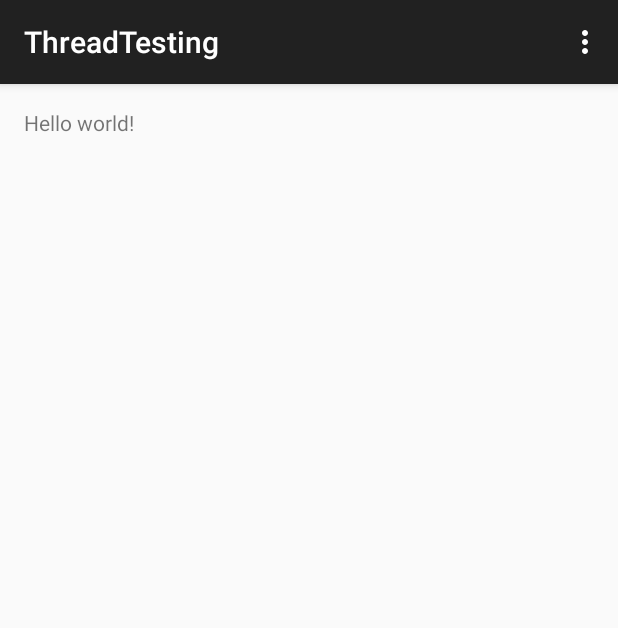
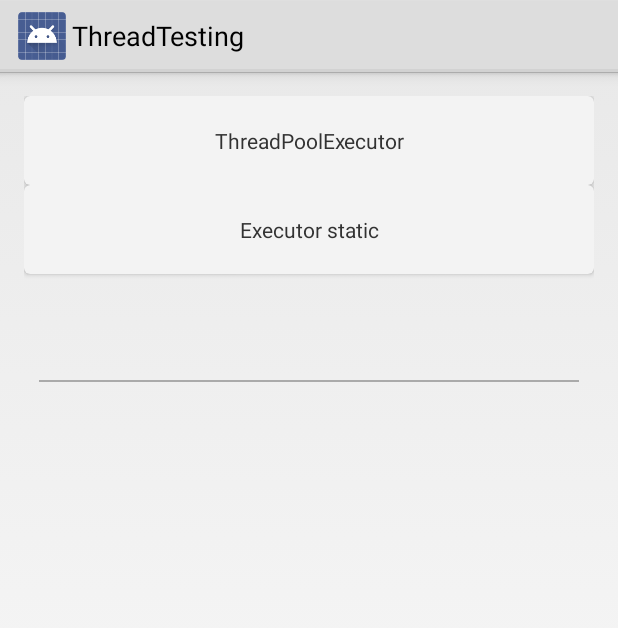
Before and after one commit to YomiRY/Thread_Testing, an Android app: the screen it shows after launch (MainActivity), on a phone screen of 412 x 824 dp. Shown: the top 628 px of the screen. Run offline under Robolectric (Android 15) with nearby library versions, the phone set to English and light mode, and no system bars.

Commit message:
Add static Executor and ThreadPoolExecutor example

```diff
--- a/MyApplication/app/build.gradle
+++ b/MyApplication/app/build.gradle
@@ -21,5 +21,7 @@ android {
 
 dependencies {
     compile fileTree(dir: 'libs', include: ['*.jar'])
-    compile 'com.android.support:appcompat-v7:22.1.1'
+    compile 'com.android.support:cardview-v7:+'
+    compile 'com.android.support:recyclerview-v7:+'
+    compile 'com.android.support:palette-v7:+'
 }
--- a/MyApplication/app/src/main/AndroidManifest.xml
+++ b/MyApplication/app/src/main/AndroidManifest.xml
@@ -1,6 +1,7 @@
 <?xml version="1.0" encoding="utf-8"?>
 <manifest xmlns:android="http://schemas.android.com/apk/res/android"
     package="com.example.administrator.threadtesting" >
+
 
     <application
         android:allowBackup="true"
--- /dev/null
+++ b/MyApplication/app/src/main/java/com/example/administrator/threadtesting/IOnItemClickListener.java
@@ -0,0 +1,6 @@
+package com.example.administrator.threadtesting;
+
+import android.view.View;
+public interface IOnItemClickListener {
+    void onItemClick(View view, int pos);
+}
--- a/MyApplication/app/src/main/java/com/example/administrator/threadtesting/MainActivity.java
+++ b/MyApplication/app/src/main/java/com/example/administrator/threadtesting/MainActivity.java
@@ -1,38 +1,109 @@
 package com.example.administrator.threadtesting;
 
-import android.support.v7.app.ActionBarActivity;
+import android.app.Activity;
 import android.os.Bundle;
-import android.view.Menu;
-import android.view.MenuItem;
+import android.support.v7.widget.LinearLayoutManager;
+import android.support.v7.widget.RecyclerView;
+import android.text.method.ScrollingMovementMethod;
+import android.util.Log;
+import android.view.View;
+import android.widget.TextView;
+import com.example.administrator.threadtesting.adapter.ThreadTestCaseAdapter;
+
+import java.util.Objects;
+import java.util.concurrent.ExecutorService;
+import java.util.concurrent.Executors;
+import java.util.concurrent.LinkedBlockingDeque;
+import java.util.concurrent.LinkedBlockingQueue;
+import java.util.concurrent.ThreadPoolExecutor;
+import java.util.concurrent.TimeUnit;
+import java.util.concurrent.locks.Lock;
 
 
-public class MainActivity extends ActionBarActivity {
+public class MainActivity extends Activity implements IOnItemClickListener {
+
+    private RecyclerView mRvThreadTestCase;
+    private TextView mTvTestCaseResult;
+
+    private ThreadTestCaseAdapter mAdapter;
+    private Object mLock = new Object();
 
     @Override
     protected void onCreate(Bundle savedInstanceState) {
         super.onCreate(savedInstanceState);
         setContentView(R.layout.activity_main);
+
+        findView();
+        setListener();
+        init();
+    }
+
+    private void findView() {
+        mRvThreadTestCase = (RecyclerView) findViewById(R.id.rv_test_case);
+        mTvTestCaseResult = (TextView) findViewById(R.id.tv_test_result);
+    }
+
+    private void setListener() {
+
+    }
+
+    private void init() {
+        mAdapter = new ThreadTestCaseAdapter(this, getResources().getStringArray(R.array.test_case_array));
+
+        mAdapter.setOnItemClickListener(this);
+        mTvTestCaseResult.setMovementMethod(new ScrollingMovementMethod());
+        mRvThreadTestCase.setAdapter(mAdapter);
+        mRvThreadTestCase.setLayoutManager(new LinearLayoutManager(this));
     }
 
     @Override
-    public boolean onCreateOptionsMenu(Menu menu) {
-        // Inflate the menu; this adds items to the action bar if it is present.
-        getMenuInflater().inflate(R.menu.menu_main, menu);
-        return true;
+    public void onItemClick(View view, int pos) {
+        mTvTestCaseResult.setText("");
+
+        switch(pos) {
+            case 0: {
+                int coreNums = Runtime.getRuntime().availableProcessors();
+                int keepAliveTime = 1;
+                TimeUnit timeUnit = TimeUnit.SECONDS;
+                LinkedBlockingQueue<Runnable> workingQueue = new LinkedBlockingQueue<>();
+                ThreadPoolExecutor poolExecutor = new ThreadPoolExecutor(coreNums, coreNums, keepAliveTime, timeUnit, workingQueue);
+
+                for(int i = 0 ; i < 20 ; i++) {
+                    poolExecutor.execute(createTestRunnable(i));
+                }
+            }
+            break;
+
+            case 1: {
+                ExecutorService executor = Executors.newCachedThreadPool();
+                final StringBuilder result = new StringBuilder("");
+
+                for(int i = 0 ; i < 20 ; i++) {
+                    executor.execute(createTestRunnable(i));
+                }
+            }
+            break;
+        }
     }
 
-    @Override
-    public boolean onOptionsItemSelected(MenuItem item) {
-        // Handle action bar item clicks here. The action bar will
-        // automatically handle clicks on the Home/Up button, so long
-        // as you specify a parent activity in AndroidManifest.xml.
-        int id = item.getItemId();
+    private Runnable createTestRunnable(final int index) {
+       Runnable taskRunnable = new Runnable() {
+            @Override
+            public void run() {
+                Log.d("Yomi", "index = " + index);
+                synchronized (mLock) {
+                    Log.d("Yomi", "inside critical section " + index);
+                    runOnUiThread(new Runnable() {
+                        @Override
+                        public void run() {
+                            mTvTestCaseResult.append(index + "\n");
+                        }
+                    });
+                }
+            }
+        };
 
-        //noinspection SimplifiableIfStatement
-        if (id == R.id.action_settings) {
-            return true;
-        }
+        return taskRunnable;
+    }
 
-        return super.onOptionsItemSelected(item);
-    }
 }
--- /dev/null
+++ b/MyApplication/app/src/main/java/com/example/administrator/threadtesting/adapter/ThreadTestCaseAdapter.java
@@ -0,0 +1,74 @@
+package com.example.administrator.threadtesting.adapter;
+
+import android.content.Context;
+import android.content.DialogInterface;
+import android.support.v7.widget.RecyclerView;
+import android.view.LayoutInflater;
+import android.view.View;
+import android.view.ViewGroup;
+import android.widget.TextView;
+
+import com.example.administrator.threadtesting.IOnItemClickListener;
+import com.example.administrator.threadtesting.R;
+
+public class ThreadTestCaseAdapter extends RecyclerView.Adapter<ThreadTestCaseAdapter.ViewHolder> {
+
+    private Context mCtx;
+    private IOnItemClickListener mListener;
+    private String[] mTestCaseList;
+
+    public ThreadTestCaseAdapter(Context ctx, String[] testCaseList) {
+        this.mCtx = ctx;
+        this.mTestCaseList = testCaseList;
+    }
+
+    public void setOnItemClickListener(IOnItemClickListener listener) {
+        this.mListener = listener;
+    }
+
+    @Override
+    public ViewHolder onCreateViewHolder(ViewGroup parent, int viewType) {
+        View itemView = LayoutInflater.from(mCtx).inflate(R.layout.test_case_item_view, null);
+        ViewHolder viewHolder = new ViewHolder(itemView);
+
+        return viewHolder;
+    }
+
+    @Override
+    public void onBindViewHolder(ViewHolder holder, int position) {
+        holder.testCaseItem.setText(mTestCaseList[position]);
+        holder.setPos(position);
+    }
+
+    @Override
+    public int getItemCount() {
+        return mTestCaseList.length;
+    }
+
+    public class ViewHolder extends RecyclerView.ViewHolder implements View.OnClickListener {
+        public TextView testCaseItem;
+
+        private View mItemView;
+        private int mPos;
+
+        public ViewHolder(View itemView) {
+            super(itemView);
+
+            this.mItemView = itemView;
+            this.testCaseItem = (TextView) itemView.findViewById(R.id.tv_test_case_item);
+
+            mItemView.setOnClickListener(this);
+        }
+
+        public void setPos(int pos) {
+            mPos = pos;
+        }
+
+        @Override
+        public void onClick(View v) {
+            if (mListener != null && mPos >= 0) {
+                mListener.onItemClick(mItemView, mPos);
+            }
+        }
+    }
+}
--- a/MyApplication/app/src/main/res/layout/activity_main.xml
+++ b/MyApplication/app/src/main/res/layout/activity_main.xml
@@ -1,11 +1,32 @@
-<RelativeLayout xmlns:android="http://schemas.android.com/apk/res/android"
-    xmlns:tools="http://schemas.android.com/tools" android:layout_width="match_parent"
-    android:layout_height="match_parent" android:paddingLeft="@dimen/activity_horizontal_margin"
+<LinearLayout xmlns:android="http://schemas.android.com/apk/res/android"
+    xmlns:tools="http://schemas.android.com/tools"
+    android:layout_width="match_parent"
+    android:layout_height="match_parent"
+    android:paddingBottom="@dimen/activity_vertical_margin"
+    android:paddingLeft="@dimen/activity_horizontal_margin"
     android:paddingRight="@dimen/activity_horizontal_margin"
     android:paddingTop="@dimen/activity_vertical_margin"
-    android:paddingBottom="@dimen/activity_vertical_margin" tools:context=".MainActivity">
+    tools:context=".MainActivity"
+    android:orientation="vertical">
+    <android.support.v7.widget.RecyclerView
+        android:id="@+id/rv_test_case"
+        android:layout_height="0dp"
+        android:layout_width="wrap_content"
+        android:layout_weight="0.2" />
 
-    <TextView android:text="@string/hello_world" android:layout_width="wrap_content"
-        android:layout_height="wrap_content" />
+    <View
+        android:layout_width="match_parent"
+        android:layout_height="1dp"
+        android:layout_margin="10dp"
+        android:background="@android:color/darker_gray"/>
 
-</RelativeLayout>
+    <TextView
+        android:id="@+id/tv_test_result"
+        android:layout_height="0dp"
+        android:layout_width="match_parent"
+        android:scrollbars="vertical"
+        android:fadeScrollbars="false"
+        android:layout_marginTop="5dp"
+        android:layout_weight="0.6"
+        android:text="" />
+</LinearLayout>
--- /dev/null
+++ b/MyApplication/app/src/main/res/layout/test_case_item_view.xml
@@ -0,0 +1,18 @@
+<?xml version="1.0" encoding="utf-8"?>
+<android.support.v7.widget.CardView xmlns:android="http://schemas.android.com/apk/res/android"
+    xmlns:card_view="http://schemas.android.com/apk/res-auto"
+    android:layout_width="match_parent"
+    android:layout_height="wrap_content"
+    android:layout_margin="10dp"
+    card_view:cardCornerRadius="4dp">
+    <RelativeLayout
+        android:layout_width="match_parent"
+        android:layout_height="match_parent"
+        android:padding="20dp">
+        <TextView
+            android:id="@+id/tv_test_case_item"
+            android:layout_width="match_parent"
+            android:layout_height="wrap_content"
+            android:gravity="center"/>
+    </RelativeLayout>
+</android.support.v7.widget.CardView>
--- a/MyApplication/app/src/main/res/menu/menu_main.xml
+++ b/MyApplication/app/src/main/res/menu/menu_main.xml
@@ -1,6 +1,5 @@
 <menu xmlns:android="http://schemas.android.com/apk/res/android"
-    xmlns:app="http://schemas.android.com/apk/res-auto"
     xmlns:tools="http://schemas.android.com/tools" tools:context=".MainActivity">
     <item android:id="@+id/action_settings" android:title="@string/action_settings"
-        android:orderInCategory="100" app:showAsAction="never" />
+        android:orderInCategory="100" android:showAsAction="never" />
 </menu>
--- /dev/null
+++ b/MyApplication/app/src/main/res/values/arrays.xml
@@ -0,0 +1,7 @@
+<?xml version="1.0" encoding="utf-8"?>
+<resources>
+    <array name="test_case_array">
+        <item>ThreadPoolExecutor</item>
+        <item>Executor static</item>
+    </array>
+</resources>
--- a/MyApplication/app/src/main/res/values/styles.xml
+++ b/MyApplication/app/src/main/res/values/styles.xml
@@ -1,7 +1,7 @@
 <resources>
 
     <!-- Base application theme. -->
-    <style name="AppTheme" parent="Theme.AppCompat.Light.DarkActionBar">
+    <style name="AppTheme" parent="android:Theme.Holo.Light">
         <!-- Customize your theme here. -->
     </style>
 
```
Also changed, not shown: 2 other files.
